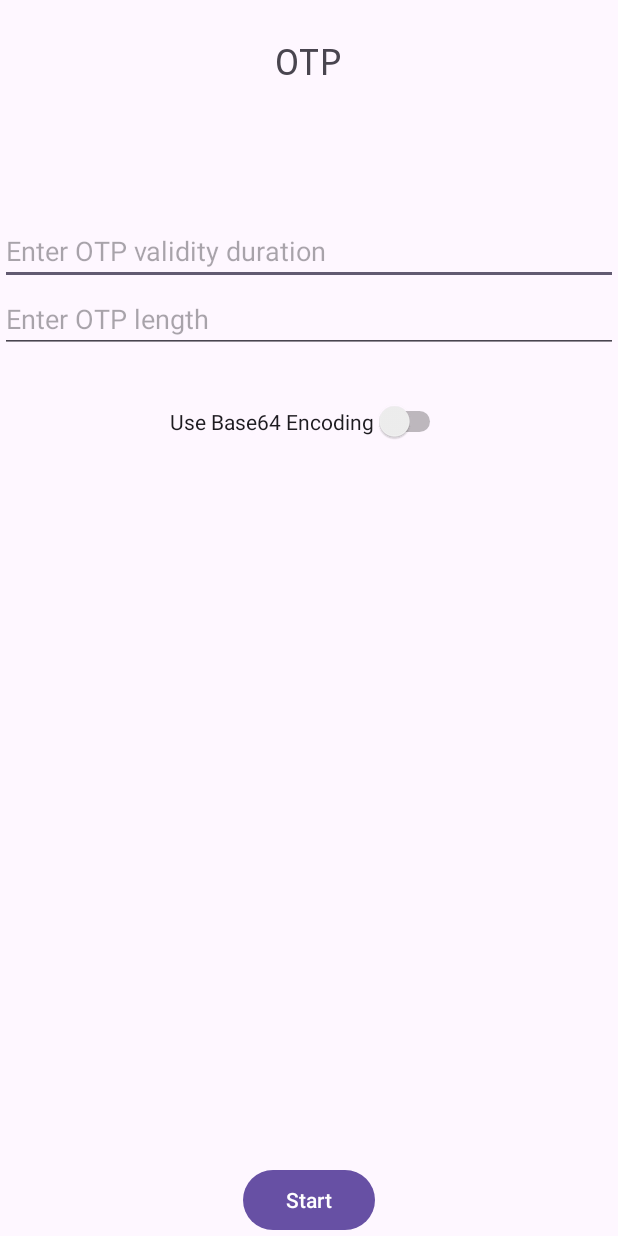
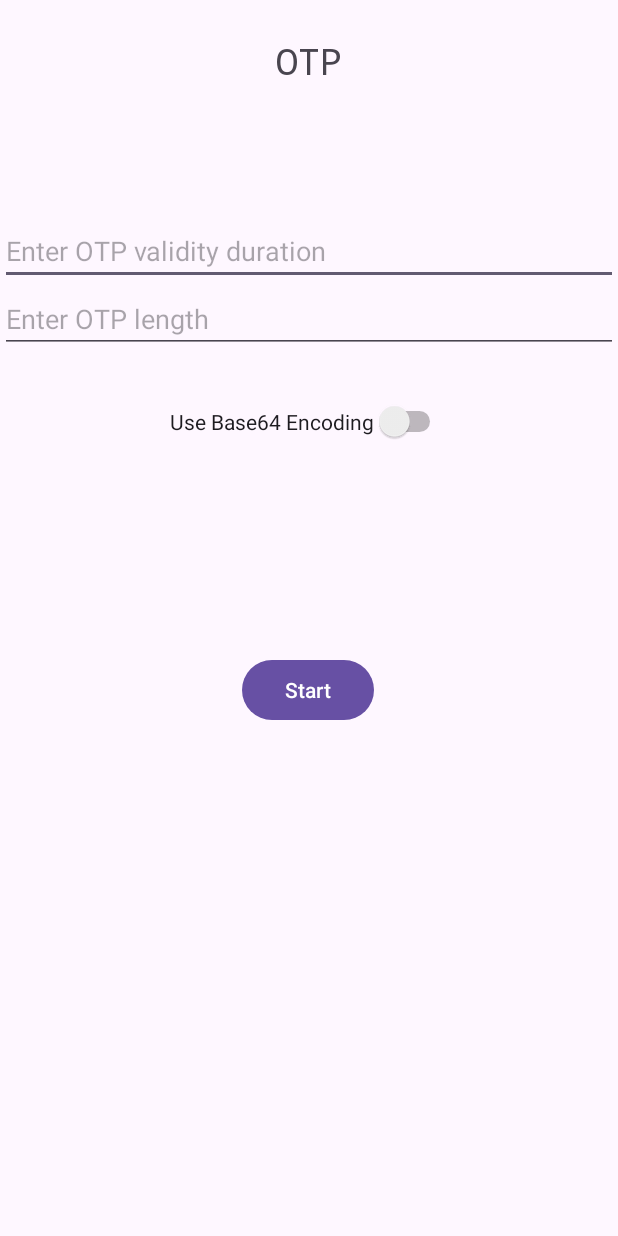
Before and after one commit to alheijn/OneTimePasswordGenerator, an Android app: the screen it shows after launch (MainActivity), on a phone screen of 412 x 824 dp. Run offline under Robolectric (Android 15) with nearby library versions, the phone set to English and light mode, and no system bars.

Commit message:
moved start button

```diff
--- a/app/src/main/res/layout/activity_main.xml
+++ b/app/src/main/res/layout/activity_main.xml
@@ -54,8 +54,10 @@
         android:id="@+id/startStopButton"
         android:layout_width="wrap_content"
         android:layout_height="wrap_content"
+        android:layout_marginBottom="340dp"
         android:text="Start"
         app:layout_constraintBottom_toBottomOf="parent"
+        app:layout_constraintHorizontal_bias="0.498"
         app:layout_constraintLeft_toLeftOf="parent"
         app:layout_constraintRight_toRightOf="parent" />
 
```
